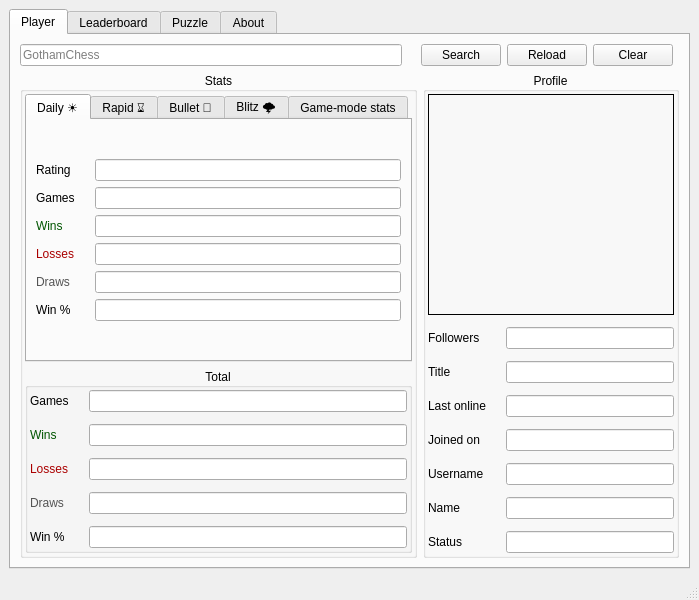
Old version of the form src/interface/main_window.ui in the repository afmdiazh/Chess-Dot-Py.
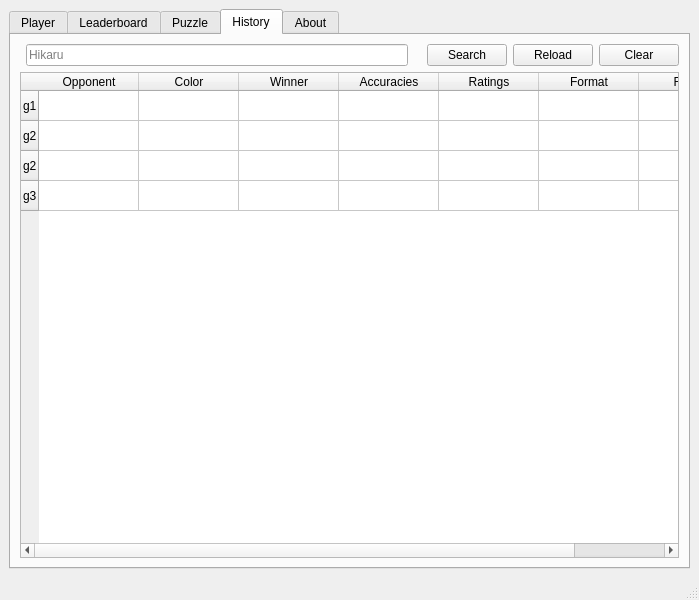
New version of the form. The open tabs and pages were chosen to show the change. Icons and pictures are not drawn. Custom widgets are drawn as their Qt base class.

Commit message: UI: Implemented basic history tab

```diff
--- a/src/interface/main_window.ui
+++ b/src/interface/main_window.ui
@@ -1816,6 +1816,126 @@
           </item>
          </layout>
         </widget>
+        <widget class="QWidget" name="qWidgetHistory">
+         <attribute name="title">
+          <string>History</string>
+         </attribute>
+         <layout class="QGridLayout" name="gridLayout_15">
+          <item row="0" column="4">
+           <widget class="QPushButton" name="pushButtonHistoryReload">
+            <property name="text">
+             <string>Reload</string>
+            </property>
+           </widget>
+          </item>
+          <item row="0" column="1">
+           <widget class="QLineEdit" name="lineEditPlayerHistory">
+            <property name="placeholderText">
+             <string>Hikaru</string>
+            </property>
+            <property name="clearButtonEnabled">
+             <bool>false</bool>
+            </property>
+           </widget>
+          </item>
+          <item row="0" column="5">
+           <widget class="QPushButton" name="pushButtonHistoryClear">
+            <property name="text">
+             <string>Clear</string>
+            </property>
+           </widget>
+          </item>
+          <item row="0" column="3">
+           <widget class="QPushButton" name="pushButtonHistorySearch">
+            <property name="text">
+             <string>Search</string>
+            </property>
+           </widget>
+          </item>
+          <item row="1" column="0" colspan="6">
+           <layout class="QVBoxLayout" name="verticalLayoutHistory">
+            <item>
+             <widget class="QTableWidget" name="tableWidgetHistory">
+              <row>
+               <property name="text">
+                <string>g1</string>
+               </property>
+              </row>
+              <row>
+               <property name="text">
+                <string>g2</string>
+               </property>
+              </row>
+              <row>
+               <property name="text">
+                <string>g2</string>
+               </property>
+              </row>
+              <row>
+               <property name="text">
+                <string>g3</string>
+               </property>
+              </row>
+              <column>
+               <property name="text">
+                <string>Opponent</string>
+               </property>
+              </column>
+              <column>
+               <property name="text">
+                <string>Color</string>
+               </property>
+              </column>
+              <column>
+               <property name="text">
+                <string>Winner</string>
+               </property>
+              </column>
+              <column>
+               <property name="text">
+                <string>Accuracies</string>
+               </property>
+              </column>
+              <column>
+               <property name="text">
+                <string>Ratings</string>
+               </property>
+              </column>
+              <column>
+               <property name="text">
+                <string>Format</string>
+               </property>
+              </column>
+              <column>
+               <property name="text">
+                <string>Rules</string>
+               </property>
+              </column>
+             </widget>
+            </item>
+           </layout>
+          </item>
+          <item row="0" column="2">
+           <widget class="QLabel" name="loadingHistory">
+            <property name="maximumSize">
+             <size>
+              <width>20</width>
+              <height>20</height>
+             </size>
+            </property>
+            <property name="text">
+             <string/>
+            </property>
+            <property name="pixmap">
+             <pixmap>../resources/loading.gif</pixmap>
+            </property>
+            <property name="scaledContents">
+             <bool>true</bool>
+            </property>
+           </widget>
+          </item>
+         </layout>
+        </widget>
         <widget class="QWidget" name="qWidgetAbout">
          <attribute name="title">
           <string>About</string>
```
The commit also changes 1 other file.
